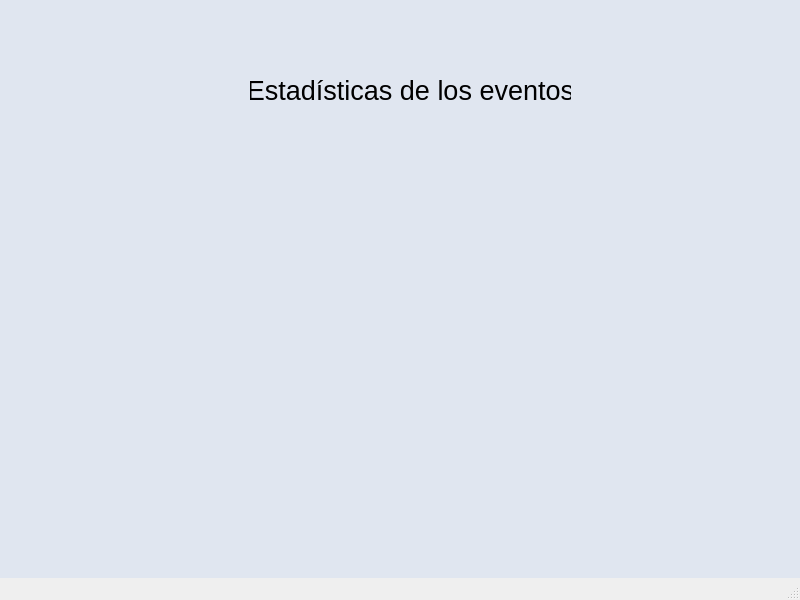
ValeriaMora27/Proyecto-i2023-ie2017, file Proyecto/ProyectoEventos/mainwindow.ui: the form before one commit.
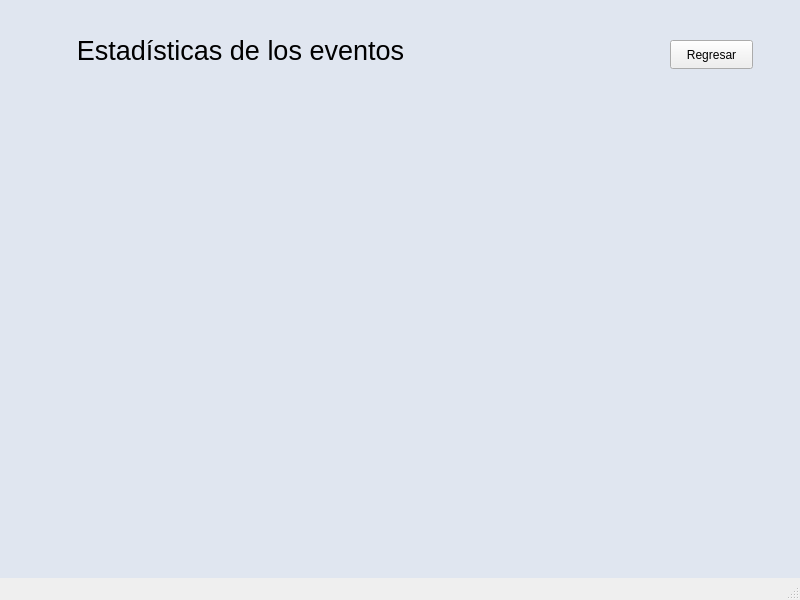
The form after the commit. The open tabs and pages were chosen to show the change. Icons and pictures are not drawn.

The edit to the form file:
```diff
--- a/Proyecto/ProyectoEventos/mainwindow.ui
+++ b/Proyecto/ProyectoEventos/mainwindow.ui
@@ -1207,9 +1207,9 @@
      <widget class="QLabel" name="label_7">
       <property name="geometry">
        <rect>
-        <x>250</x>
-        <y>60</y>
-        <width>321</width>
+        <x>30</x>
+        <y>20</y>
+        <width>421</width>
         <height>61</height>
        </rect>
       </property>
@@ -1225,6 +1225,19 @@
        <set>Qt::AlignCenter</set>
       </property>
      </widget>
+     <widget class="QPushButton" name="pushButton_Cancelar_Estadisticas">
+      <property name="geometry">
+       <rect>
+        <x>670</x>
+        <y>40</y>
+        <width>83</width>
+        <height>29</height>
+       </rect>
+      </property>
+      <property name="text">
+       <string>Regresar</string>
+      </property>
+     </widget>
     </widget>
     <widget class="QWidget" name="page09_SolicitudesE">
      <widget class="QLabel" name="label_6">
```
Left out of the diff: 38 changed lines with no effect on the pictures.
